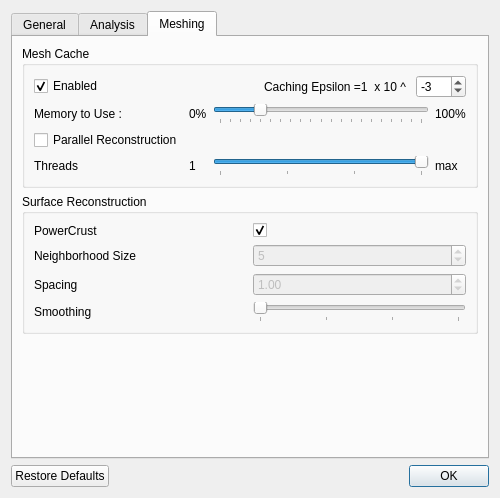
First picture: the form in src/Application/PreferencesWindow.ui, repository SCIInstitute/ShapeWorks, before the edit.
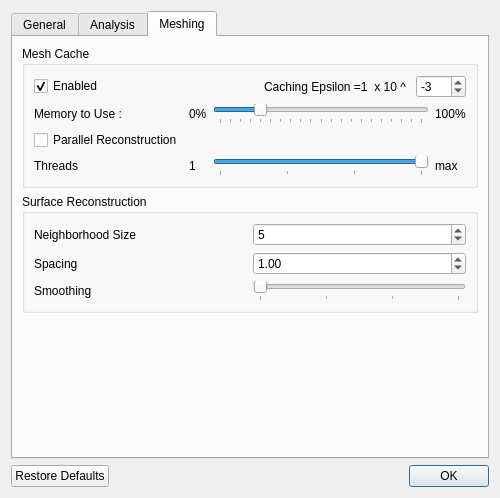
Second picture: the form after the edit. The open tabs and pages were chosen to show the change.

Commit message: power crust removed. closes #3. debugging a smoothing problemand #14

Patch:
```diff
--- a/src/Application/PreferencesWindow.ui
+++ b/src/Application/PreferencesWindow.ui
@@ -501,7 +501,7 @@
             <property name="spacing">
              <number>6</number>
             </property>
-            <item row="1" column="0">
+            <item row="0" column="0">
              <widget class="QLabel" name="label_16">
               <property name="minimumSize">
                <size>
@@ -517,58 +517,41 @@
               </property>
              </widget>
             </item>
-            <item row="2" column="0">
+            <item row="1" column="0">
              <widget class="QLabel" name="label_17">
               <property name="text">
                <string>Spacing</string>
               </property>
              </widget>
             </item>
-            <item row="1" column="1">
+            <item row="0" column="1">
              <widget class="QSpinBox" name="neighborhoodSpinBox">
               <property name="enabled">
-               <bool>false</bool>
+               <bool>true</bool>
               </property>
               <property name="value">
                <number>5</number>
               </property>
              </widget>
             </item>
-            <item row="2" column="1">
+            <item row="1" column="1">
              <widget class="QDoubleSpinBox" name="spacingSpinBox">
               <property name="enabled">
-               <bool>false</bool>
+               <bool>true</bool>
               </property>
               <property name="value">
                <double>1.000000000000000</double>
               </property>
              </widget>
             </item>
-            <item row="0" column="1">
-             <widget class="QCheckBox" name="power_crust">
-              <property name="text">
-               <string/>
-              </property>
-              <property name="checked">
-               <bool>true</bool>
-              </property>
-             </widget>
-            </item>
-            <item row="0" column="0">
-             <widget class="QLabel" name="powerCrustLabel_2">
-              <property name="text">
-               <string>PowerCrust</string>
-              </property>
-             </widget>
-            </item>
-            <item row="3" column="0">
+            <item row="2" column="0">
              <widget class="QLabel" name="smoothingLabel_2">
               <property name="text">
                <string>Smoothing</string>
               </property>
              </widget>
             </item>
-            <item row="3" column="1">
+            <item row="2" column="1">
              <widget class="QSlider" name="smoothingSlider">
               <property name="sizePolicy">
                <sizepolicy hsizetype="Preferred" vsizetype="Fixed">
```
The commit also changes 24 other files.
